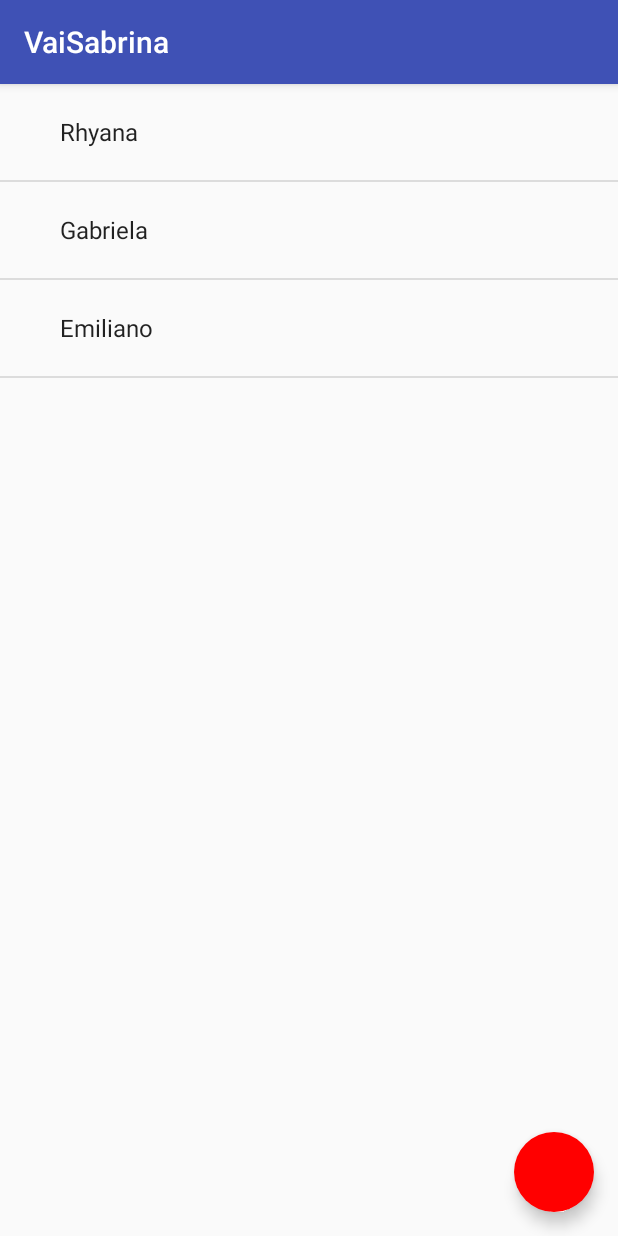
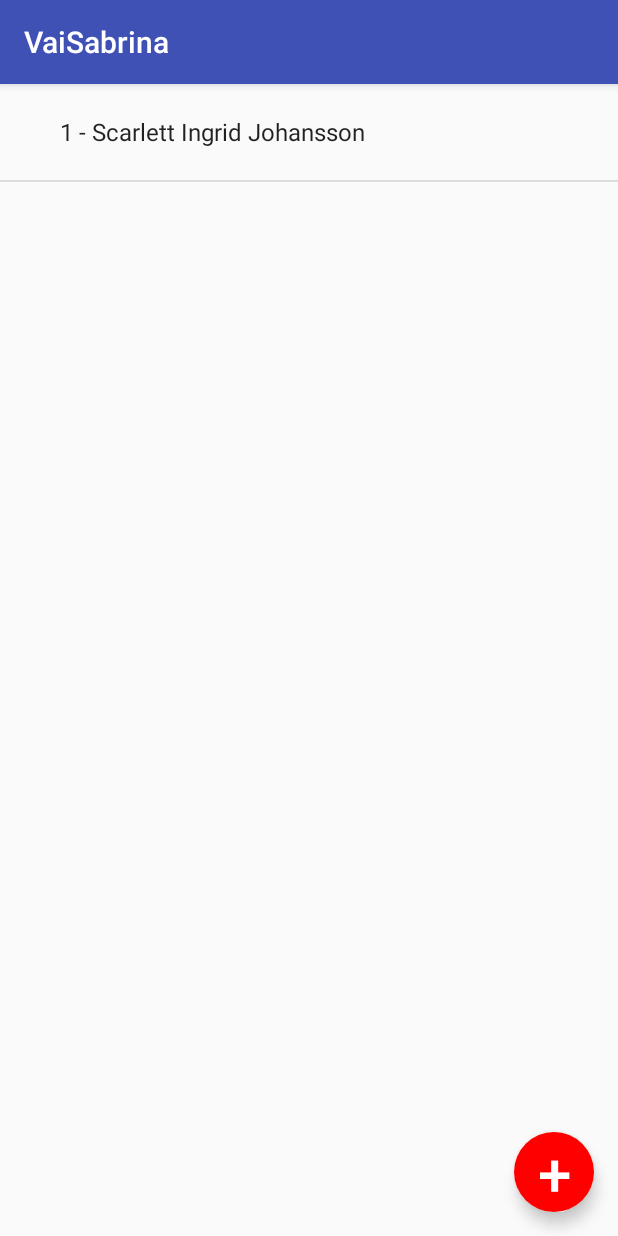
Before and after one commit to emilianoeloi/androido, an Android app: the ListaAlunosActivity screen opened directly, with no data from a screen before it, on a phone screen of 412 x 824 dp. Run offline under Robolectric (Android 15) with nearby library versions, the phone set to English and light mode, and no system bars.

Commit message:
CHANGE: recuperando lista de alunos do sqlite

```diff
--- a/app/src/main/java/domain/company/vaisabrina/Aluno.java
+++ b/app/src/main/java/domain/company/vaisabrina/Aluno.java
@@ -1,4 +1,6 @@
 package domain.company.vaisabrina;
+
+import java.util.List;
 
 /**
  * Created by emiliano on 7/18/17.
@@ -11,6 +13,11 @@ public class Aluno {
     private String endereco;
     private String site;
     private Double nota;
+
+    @Override
+    public String toString() {
+        return this.getId() + " - " + this.getNome();
+    }
 
     public Long getId() {
         return id;
--- a/app/src/main/java/domain/company/vaisabrina/AlunoDAO.java
+++ b/app/src/main/java/domain/company/vaisabrina/AlunoDAO.java
@@ -2,23 +2,33 @@ package domain.company.vaisabrina;
 
 import android.content.ContentValues;
 import android.content.Context;
+import android.database.Cursor;
 import android.database.sqlite.SQLiteDatabase;
 import android.database.sqlite.SQLiteOpenHelper;
 import android.util.Log;
+
+import java.util.ArrayList;
+import java.util.List;
+
+import static android.icu.lang.UCharacter.GraphemeClusterBreak.V;
 
 /**
  * Created by emiliano on 7/18/17.
  */
 
 public class AlunoDAO extends SQLiteOpenHelper {
-
+    private static final int VERSAO = 1;
+    private static final String TABELA = "ALUNO";
+    private static final String DATABASE = "CADASTRO";
     AlunoDAO(Context ctx) {
-        super(ctx, "Cadastro", null, 1);
+        super(ctx, DATABASE, null, VERSAO);
     }
 
     @Override
     public void onCreate(SQLiteDatabase sqLiteDatabase) {
-        String ddl = "CREATE TABLE ALUNO (" +
+        String ddl = "CREATE TABLE "+
+                TABELA+
+                "("+
                 "ID INTEGER PRIMARY KEY,"+
                 "NOME TEXT,"+
                 "TELEFONE TEXT,"+
@@ -30,8 +40,10 @@ public class AlunoDAO extends SQLiteOpenHelper {
     }
 
     @Override
-    public void onUpgrade(SQLiteDatabase sqLiteDatabase, int i, int i1) {
-        Log.i("AlunoDAO", "Upgrade. Antiga: "+i+", Nova:"+i1);
+    public void onUpgrade(SQLiteDatabase sqLiteDatabase, int antiga, int nova) {
+        String ddl = "DROP TABLE IF EXISTS "+TABELA;
+        sqLiteDatabase.execSQL(ddl);
+        onCreate(sqLiteDatabase);
     }
 
     public void adiciona(Aluno aluno){
@@ -44,7 +56,29 @@ public class AlunoDAO extends SQLiteOpenHelper {
         values.put("SITE", aluno.getSite());
         values.put("NOTA", aluno.getNome());
 
-        db.insert("ALUNO", null, values);
+        db.insert(TABELA, null, values);
+    }
+
+    public List<Aluno> getLista() {
+        List<Aluno> alunos = new ArrayList<Aluno>();
+        SQLiteDatabase db = getReadableDatabase();
+        String dql = "SELECT ID, NOME, TELEFONE, ENDERECO, SITE, NOTA FROM "+
+                TABELA+";";
+        Cursor cursor = db.rawQuery(dql, null);
+
+        while(cursor.moveToNext()) {
+            Aluno aluno = new Aluno();
+            aluno.setId(cursor.getLong(cursor.getColumnIndex("ID")));
+            aluno.setNome(cursor.getString(cursor.getColumnIndex("NOME")));
+            aluno.setTelefone(cursor.getString(cursor.getColumnIndex("TELEFONE")));
+            aluno.setEndereco(cursor.getString(cursor.getColumnIndex("ENDERECO")));
+            aluno.setSite(cursor.getString(cursor.getColumnIndex("SITE")));
+            aluno.setNota(cursor.getDouble(cursor.getColumnIndex("NOTA")));
+            alunos.add(aluno);
+        }
+
+        cursor.close();
+        return alunos;
     }
 
 }
--- a/app/src/main/java/domain/company/vaisabrina/FormularioActivity.java
+++ b/app/src/main/java/domain/company/vaisabrina/FormularioActivity.java
@@ -34,6 +34,7 @@ public class FormularioActivity extends AppCompatActivity {
         /// Helper
         helper = new FormularioHelper(this);
         dao = new AlunoDAO(this);
+        dao.close();
 
     }
 
--- a/app/src/main/java/domain/company/vaisabrina/ListaAlunosActivity.java
+++ b/app/src/main/java/domain/company/vaisabrina/ListaAlunosActivity.java
@@ -12,6 +12,8 @@ import android.widget.Button;
 import android.widget.ListView;
 import android.widget.Toast;
 
+import java.util.List;
+
 /**
  * Created by android7045 on 17/07/17.
  */
@@ -24,10 +26,8 @@ public class ListaAlunosActivity extends AppCompatActivity {
         super.onCreate(savedInstanceState);
         setContentView(R.layout.activity_lista_alunos);
 
-        String[] alunos = {"Rhyana", "Gabriela", "Emiliano"};
-        this.listaAlunos = (ListView)findViewById(R.id.lista_alunos);
-        ArrayAdapter<String> adapter = new ArrayAdapter<String>(this, android.R.layout.simple_expandable_list_item_1, alunos);
-        listaAlunos.setAdapter(adapter);
+        listaAlunos = (ListView)findViewById(R.id.lista_alunos);
+
 
         listaAlunos.setOnItemClickListener(new AdapterView.OnItemClickListener() {
             @Override
@@ -57,4 +57,18 @@ public class ListaAlunosActivity extends AppCompatActivity {
             }
         });
     }
+
+    public void carregaLista() {
+        AlunoDAO dao = new AlunoDAO(this);
+        List<Aluno> alunos = dao.getLista();
+        dao.close();
+        ArrayAdapter<Aluno> adapter = new ArrayAdapter<Aluno>(this, android.R.layout.simple_expandable_list_item_1, alunos);
+        listaAlunos.setAdapter(adapter);
+    }
+
+    @Override
+    protected void onResume() {
+        super.onResume();
+        this.carregaLista();
+    }
 }
--- a/app/src/main/res/layout/activity_lista_alunos.xml
+++ b/app/src/main/res/layout/activity_lista_alunos.xml
@@ -17,6 +17,9 @@
         android:layout_alignParentRight="true"
         android:layout_marginBottom="16dp"
         android:layout_marginRight="16dp"
+        android:text="+"
+        android:textSize="40sp"
+        android:textColor="#fff"
         />
 
 </RelativeLayout>
```
